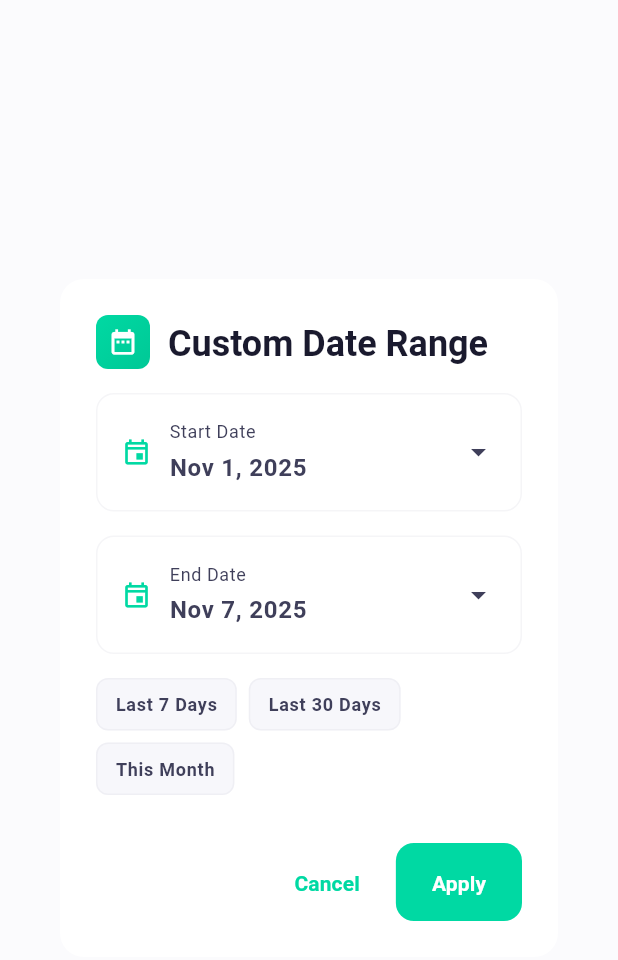
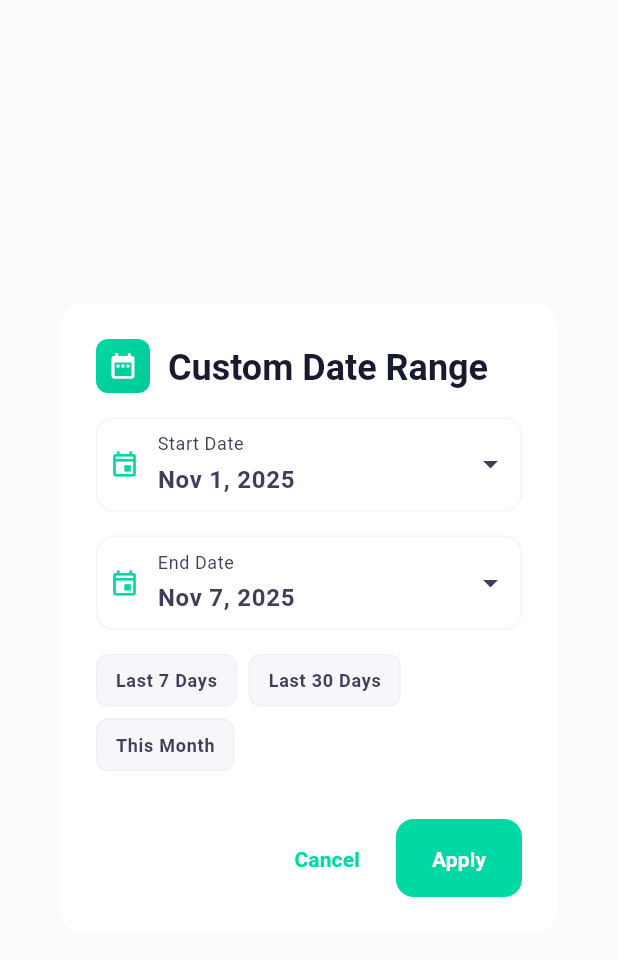
Before and after one commit to phanvantai/quick_spend, a Flutter app: the CustomDateRangePicker widget shown alone on an empty page, opened directly, on a phone screen of 412 x 824 dp. Shown: the top 960 px of the screen. Run offline on Flutter 3.47's test engine with Material 3 defaults, Android fonts, the phone set to English and light mode, and no system bars; our stand-ins replace cloud_firestore, easy_localization, firebase_ai, firebase_core, fl_chart, flutter_slidable and 4 more; accounts and stored records are empty.

Commit message:
update ui

```diff
--- a/lib/screens/main_screen.dart
+++ b/lib/screens/main_screen.dart
@@ -619,6 +619,8 @@ class _MainScreenState extends State<MainScreen> with TickerProviderStateMixin {
           body: IndexedStack(index: _currentIndex, children: _screens),
           // Notched BottomAppBar with navigation items
           bottomNavigationBar: BottomAppBar(
+            color: Colors.transparent,
+            elevation: 0,
             shape: const CircularNotchedRectangle(),
             notchMargin: 8.0,
             child: Row(
@@ -653,7 +655,7 @@ class _MainScreenState extends State<MainScreen> with TickerProviderStateMixin {
           // Voice FAB docked in the center
           floatingActionButton: _buildVoiceFAB(),
           floatingActionButtonLocation:
-              FloatingActionButtonLocation.centerDocked,
+              FloatingActionButtonLocation.miniCenterDocked,
         ),
 
         // Full-screen recording overlay (covers everything including bottom nav and FAB)
@@ -990,7 +992,7 @@ class _MainScreenState extends State<MainScreen> with TickerProviderStateMixin {
   Widget _buildRipple(double level, double size, double opacity) {
     return TweenAnimationBuilder<double>(
       tween: Tween(begin: 0.0, end: 1.0),
-      duration: const Duration(milliseconds: 1200),
+      duration: const Duration(milliseconds: 1000),
       curve: Curves.easeOut,
       onEnd: () {
         if (mounted && _isRecording) {
--- a/lib/widgets/report/custom_date_range_picker.dart
+++ b/lib/widgets/report/custom_date_range_picker.dart
@@ -61,7 +61,7 @@ class _CustomDateRangePickerState extends State<CustomDateRangePicker> {
             child: const Icon(Icons.date_range, color: Colors.white, size: 20),
           ),
           const SizedBox(width: AppTheme.spacing12),
-          Text('report.custom_date_range'.tr()),
+          Flexible(child: Text('report.custom_date_range'.tr())),
         ],
       ),
       content: Column(
@@ -175,7 +175,7 @@ class _CustomDateRangePickerState extends State<CustomDateRangePicker> {
       onTap: onTap,
       borderRadius: AppTheme.borderRadiusMedium,
       child: Container(
-        padding: const EdgeInsets.all(AppTheme.spacing16),
+        padding: const EdgeInsets.all(AppTheme.spacing8),
         decoration: BoxDecoration(
           border: Border.all(color: colorScheme.outline.withValues(alpha: 0.3)),
           borderRadius: AppTheme.borderRadiusMedium,
```
Also changed, not shown: lib/widgets/report/category_donut_chart.dart (+11 -9 lines).
